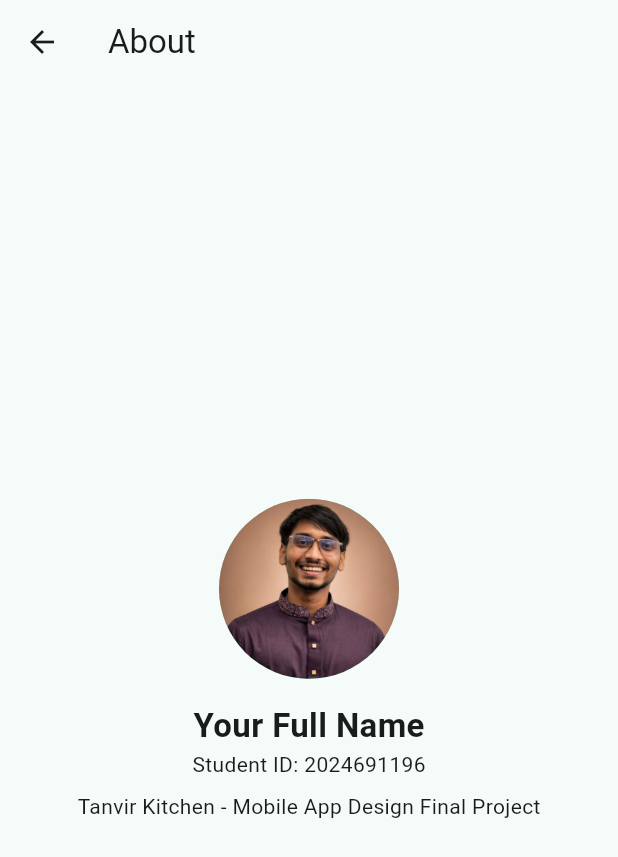
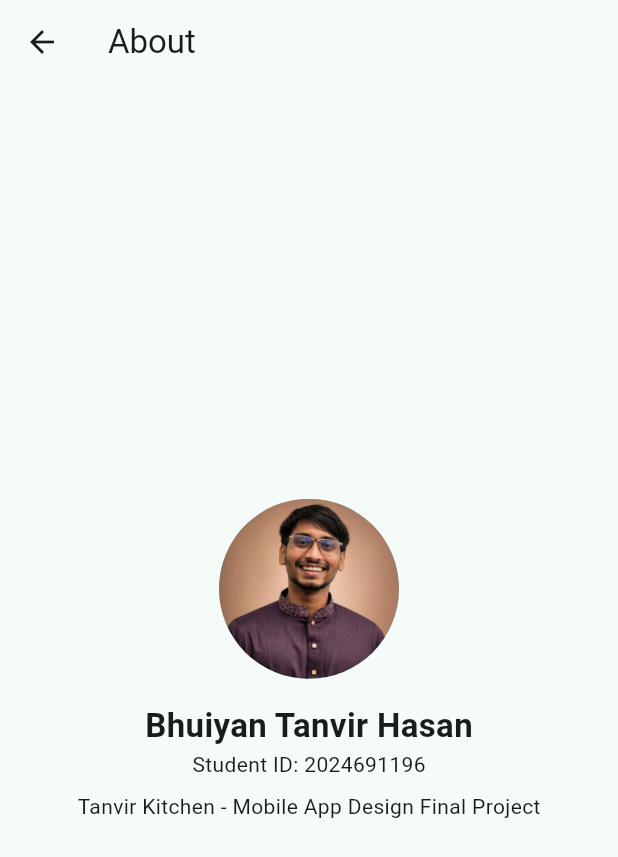
Before and after one commit to TanvirHasan1015/Recipe-Explorer-App-2024691196, a Flutter app: the AboutScreen screen opened directly, on a phone screen of 412 x 824 dp. Shown: the top 857 px of the screen. Run offline on Flutter 3.47's test engine with Material 3 defaults, Android fonts, the phone set to English and light mode, and no system bars; our stand-ins replace shared_preferences; accounts and stored records are empty; network calls fail.

Commit message:
Fix About screen student information

```diff
--- a/lib/screens/about_screen.dart
+++ b/lib/screens/about_screen.dart
@@ -21,7 +21,7 @@ class AboutScreen extends StatelessWidget {
             const SizedBox(height: 16),
             // CHANGE these two lines to your real name and student ID.
             const Text(
-              'Your Full Name',
+              'Bhuiyan Tanvir Hasan',
               style: TextStyle(fontSize: 22, fontWeight: FontWeight.bold),
             ),
             const Text('Student ID: 2024691196'),
```
